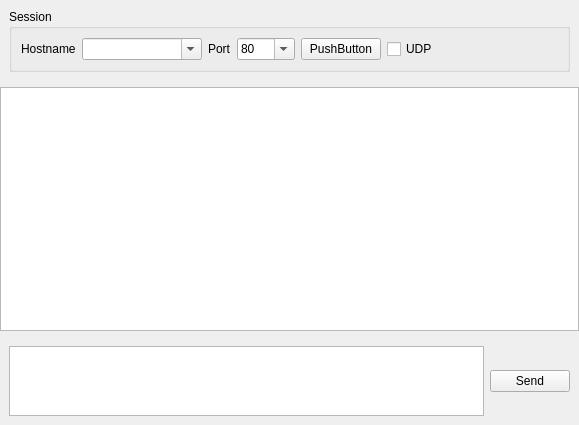
Above: src/widgets/ncsessionwidget.ui from coolshou/netcatgui before the change. Below: the same form after it.
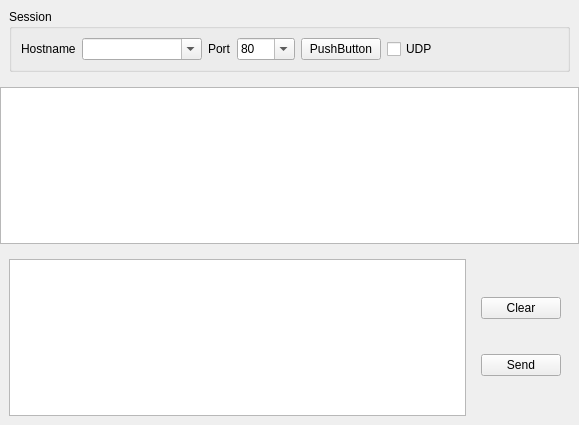
That is the form after the change. Custom widgets are drawn as their Qt base class.

What changed in the file:
```diff
--- a/src/widgets/ncsessionwidget.ui
+++ b/src/widgets/ncsessionwidget.ui
@@ -196,6 +196,16 @@
        </widget>
       </item>
       <item>
+       <widget class="QWidget" name="widget" native="true">
+        <layout class="QVBoxLayout" name="verticalLayout_3">
+         <item>
+          <widget class="QPushButton" name="clearButton">
+           <property name="text">
+            <string>Clear</string>
+           </property>
+          </widget>
+         </item>
+         <item>
        <widget class="QPushButton" name="sendButton">
         <property name="toolTip">
          <string>Send Message</string>
@@ -206,6 +216,9 @@
         <property name="shortcut">
          <string>Return</string>
         </property>
+          </widget>
+         </item>
+        </layout>
        </widget>
       </item>
      </layout>
```
Lines whose indentation alone changed are shown as unchanged.
